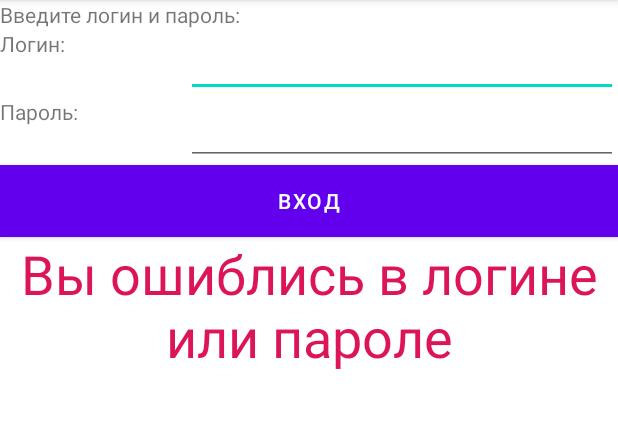
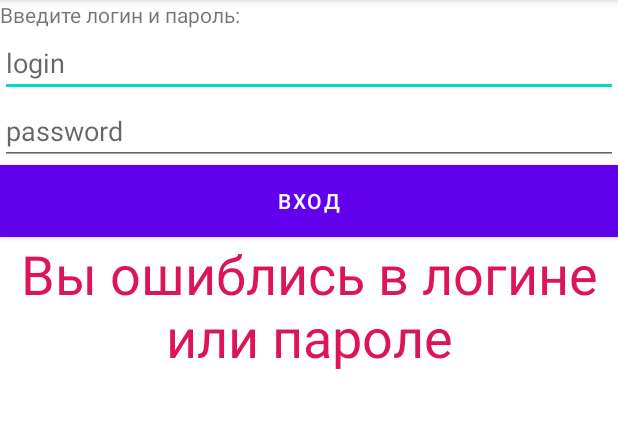
Before and after one commit to mrkiriss/SA, an Android app: the screen it shows after launch (MainActivity), after a tap on "ВХОД", on a phone screen of 412 x 824 dp, the part 84-512 px from its top. Run offline under Robolectric (Android 15) with nearby library versions, the phone set to English and light mode, and no system bars.

Commit message:
End Authorization

```diff
--- a/small_projects/Authorization/app/src/main/java/com/example/authorization/MainActivity.java
+++ b/small_projects/Authorization/app/src/main/java/com/example/authorization/MainActivity.java
@@ -7,9 +7,8 @@ import android.os.Bundle;
 import android.widget.TextView;
 
 public class MainActivity extends AppCompatActivity {
-    String login="admin";
-    String password="god";
-    String help="admin none";
+    String login="1";
+    String password="1";
 
     @Override
     protected void onCreate(Bundle savedInstanceState) {
@@ -19,17 +18,17 @@ public class MainActivity extends AppCompatActivity {
     public void checkInput(android.view.View v){
         TextView log = findViewById(R.id.input_login);
         TextView pas = findViewById(R.id.input_password);
-        if(password==pas.getText() && login==log.getText()){
-            TextView result = findViewById(R.id.results);
+        TextView result = findViewById(R.id.results);
+        result.setText("");
+        System.out.println(String.valueOf(pas.getText()));
+        if(password.equals(pas.getText().toString()) && login.equals(log.getText().toString())){
             result.setText("Верно");
             result.setTextColor(getResources().getColor(R.color.green));
         }else{
-            TextView result = findViewById(R.id.results);
             result.setText("Вы ошиблись в логине или пароле");
             result.setTextColor(getResources().getColor(R.color.red));
         }
         log.setText("");
         pas.setText("");
     }
-
 }
--- a/small_projects/Authorization/app/src/main/res/layout/activity_main.xml
+++ b/small_projects/Authorization/app/src/main/res/layout/activity_main.xml
@@ -2,10 +2,11 @@
 <LinearLayout xmlns:android="http://schemas.android.com/apk/res/android"
     xmlns:app="http://schemas.android.com/apk/res-auto"
     xmlns:tools="http://schemas.android.com/tools"
+    android:id="@+id/show"
     android:layout_width="match_parent"
     android:layout_height="match_parent"
     android:orientation="vertical"
-    tools:context=".MainActivity" >
+    tools:context=".MainActivity">
 
     <TextView
         android:id="@+id/textView3"
@@ -18,19 +19,13 @@
         android:layout_height="wrap_content"
         android:orientation="horizontal">
 
-        <TextView
-            android:id="@+id/textView"
-            android:layout_width="50dp"
-            android:layout_height="match_parent"
-            android:layout_weight="1"
-            android:text="@string/log" />
-
         <EditText
             android:id="@+id/input_login"
             android:layout_width="wrap_content"
             android:layout_height="wrap_content"
             android:layout_weight="1"
             android:ems="10"
+            android:hint="login"
             android:inputType="textPersonName" />
     </LinearLayout>
 
@@ -39,20 +34,15 @@
         android:layout_height="wrap_content"
         android:orientation="horizontal">
 
-        <TextView
-            android:id="@+id/textView2"
-            android:layout_width="50dp"
-            android:layout_height="match_parent"
-            android:layout_weight="1"
-            android:text="@string/pas" />
-
         <EditText
             android:id="@+id/input_password"
             android:layout_width="wrap_content"
             android:layout_height="wrap_content"
             android:layout_weight="1"
             android:ems="10"
+            android:hint="password"
             android:inputType="textPersonName" />
+
     </LinearLayout>
 
     <Button
@@ -60,8 +50,8 @@
         android:layout_width="match_parent"
         android:layout_height="wrap_content"
         android:background="#8BC34A"
-        android:text="Вход"
-        android:onClick="checkInput"/>
+        android:onClick="checkInput"
+        android:text="Вход" />
 
     <TextView
         android:id="@+id/results"
--- a/small_projects/Authorization/app/src/main/res/values/strings.xml
+++ b/small_projects/Authorization/app/src/main/res/values/strings.xml
@@ -1,6 +1,6 @@
 <resources>
     <string name="app_name">Authorization</string>
     <string name="pre_auto">Введите логин и пароль:</string>
-    <string name="log">Логин:</string>
-    <string name="pas">Пароль:</string>
+    <string name="help">admin none</string>
+
 </resources>
```
Also changed, not shown: 1 other file.
